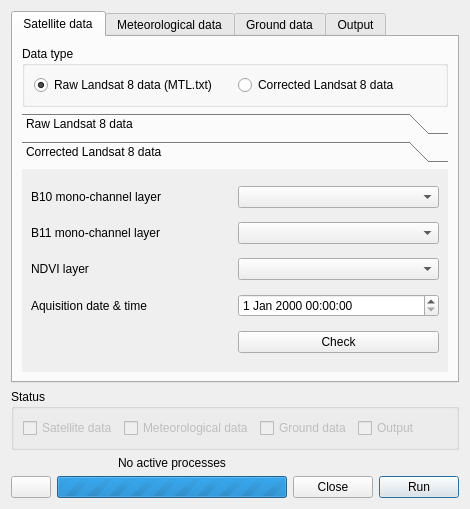
DONGPAN0920/Landsat8LST_SWA, file ui/l8_lst_swa_main_ui.ui: the form before one commit.
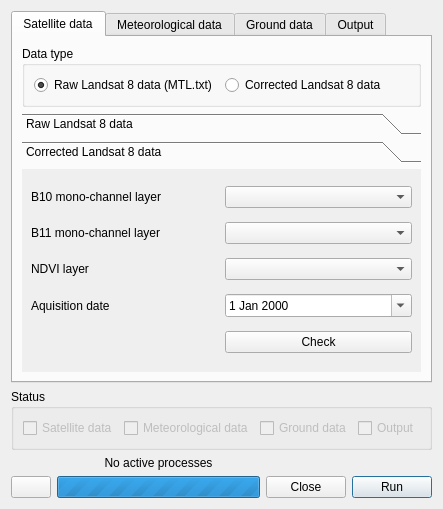
The form after the commit. The open tabs and pages were chosen to show the change. Icons and pictures are not drawn.

Commit message: Interface mechanics added

Diff of the .ui file:
```diff
--- a/ui/l8_lst_swa_main_ui.ui
+++ b/ui/l8_lst_swa_main_ui.ui
@@ -6,8 +6,8 @@
    <rect>
     <x>0</x>
     <y>0</y>
-    <width>470</width>
-    <height>474</height>
+    <width>399</width>
+    <height>459</height>
    </rect>
   </property>
   <property name="windowTitle">
@@ -197,8 +197,8 @@
            <rect>
             <x>0</x>
             <y>0</y>
-            <width>428</width>
-            <height>197</height>
+            <width>222</width>
+            <height>145</height>
            </rect>
           </property>
           <attribute name="label">
@@ -242,13 +242,17 @@
              </property>
             </widget>
            </item>
-           <item row="4" column="1">
-            <widget class="QDateTimeEdit" name="satTabAqDateTime"/>
-           </item>
            <item row="4" column="0">
             <widget class="QLabel" name="label_2">
              <property name="text">
-              <string>Aquisition date &amp; time</string>
+              <string>Aquisition date</string>
+             </property>
+            </widget>
+           </item>
+           <item row="4" column="1">
+            <widget class="QDateEdit" name="satTabAqDateTime">
+             <property name="calendarPopup">
+              <bool>true</bool>
              </property>
             </widget>
            </item>
```
Left out of the diff: 15 changed lines with no effect on the pictures. The commit also changes 6 other files.
